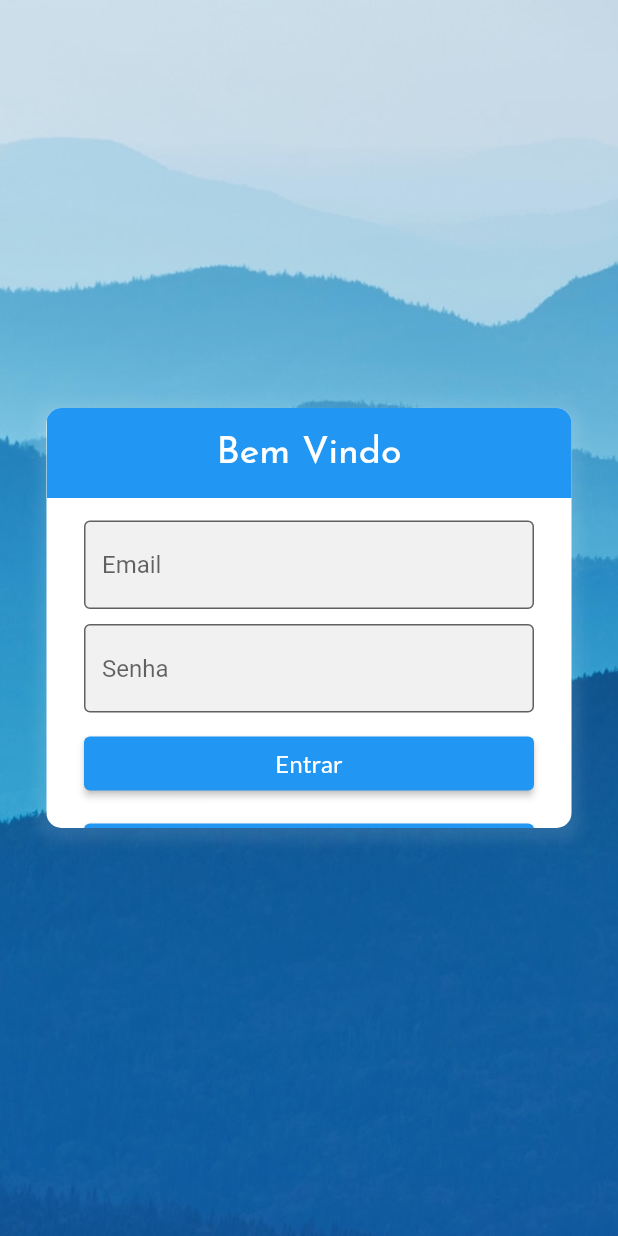
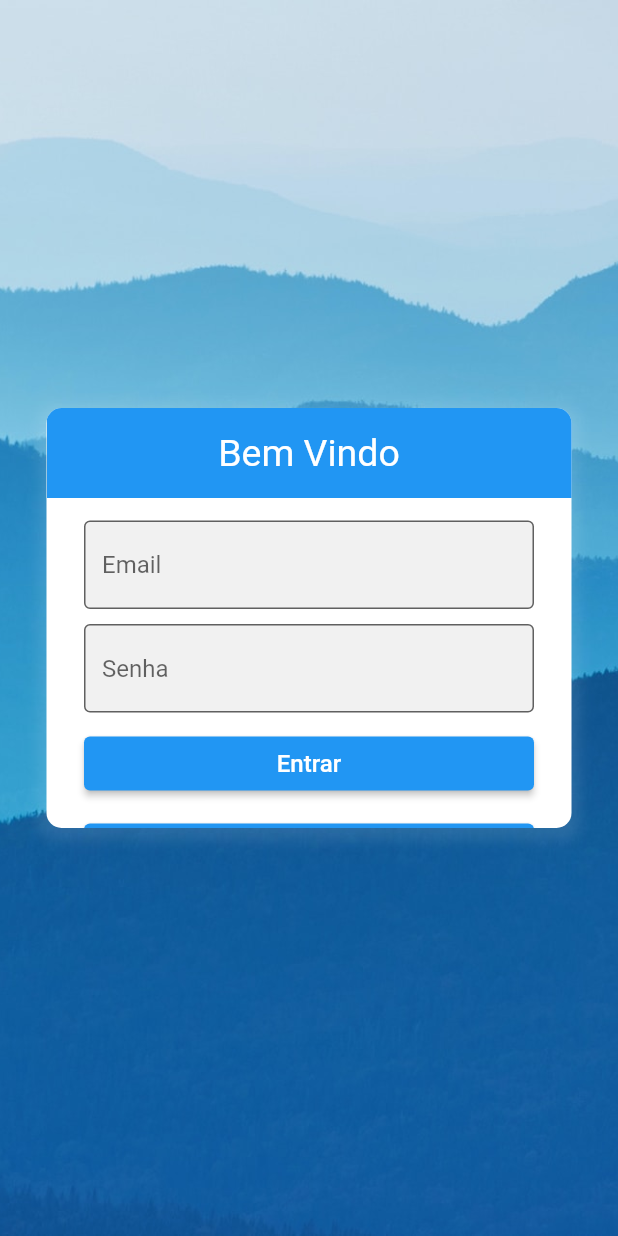
Before and after one commit to CarlosRubini/ConsultoriaEmpresarial, a Flutter app: the screen it shows after launch, on a phone screen of 412 x 824 dp. Run offline on Flutter 3.47's test engine with Material 2 defaults, Android fonts, the light colour scheme and no system bars; our stand-ins replace google_fonts, syncfusion_flutter_charts.

Commit message:
-Desenvolvimento telas auxiliares
-Desenvolvimento telas auxiliares

```diff
--- a/easy_consulting/lib/main.dart
+++ b/easy_consulting/lib/main.dart
@@ -11,7 +11,7 @@ class MyApp extends StatelessWidget {
   @override
   Widget build(BuildContext context) {
     return MaterialApp(
-      title: 'Flutter Demo',
+      title: 'Easy Consulting',
       debugShowCheckedModeBanner: false,
       theme: ThemeData(
         primarySwatch: Colors.blue,
--- a/easy_consulting/lib/pages/login/login_web.dart
+++ b/easy_consulting/lib/pages/login/login_web.dart
@@ -46,9 +46,9 @@ class LoginWebState extends State<LoginWeb> {
                               top: Radius.circular(10), bottom: Radius.zero)),
                       height: 60,
                       width: 350,
-                      child: Text(
+                      child: const Text(
                         'Bem Vindo',
-                        style: GoogleFonts.josefinSans(
+                        style: TextStyle(
                           fontSize: 25,
                           color: Colors.white,
                         ),
@@ -97,8 +97,8 @@ class LoginWebState extends State<LoginWeb> {
                       padding: const EdgeInsets.fromLTRB(0, 5, 0, 5),
                       child: ElevatedButton(
                         onPressed: _navigateToMainPage,
-                        child: Text("Entrar",
-                            style: GoogleFonts.lato(
+                        child: const Text("Entrar",
+                            style: TextStyle(
                               fontSize: 16,
                               color: Colors.white,
                             )),
@@ -109,8 +109,8 @@ class LoginWebState extends State<LoginWeb> {
                       padding: const EdgeInsets.fromLTRB(0, 5, 0, 5),
                       child: ElevatedButton(
                         onPressed: () {},
-                        child: Text("Criar Conta",
-                            style: GoogleFonts.lato(
+                        child: const Text("Criar Conta",
+                            style: TextStyle(
                               fontSize: 16,
                               color: Colors.white,
                             )),
```
Also changed, not shown: easy_consulting/lib/pages/cadastros/cadastros.dart (added, +49 -0 lines), easy_consulting/lib/pages/grupos/administracao_grupos.dart (added, +50 -0 lines), easy_consulting/lib/pages/menu/drawer_menu.dart (+23 -2 lines), easy_consulting/lib/pages/menu/menu.dart (+2 -5 lines).
